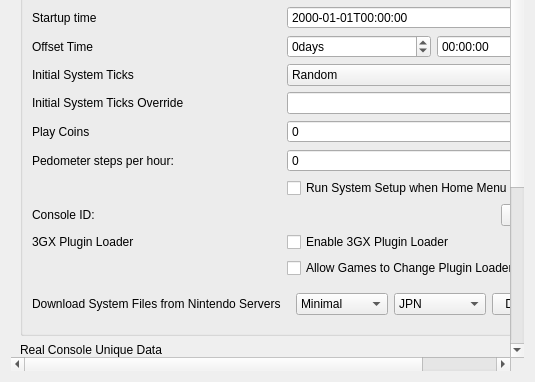
This is src/citra_qt/configuration/configure_system.ui in yeager/Borked3DS as Qt 5 draws it before an edit; both pictures show x 0 to 535 and y 237 to 619 of the 535 by 619 pixel window. The edited form follows.
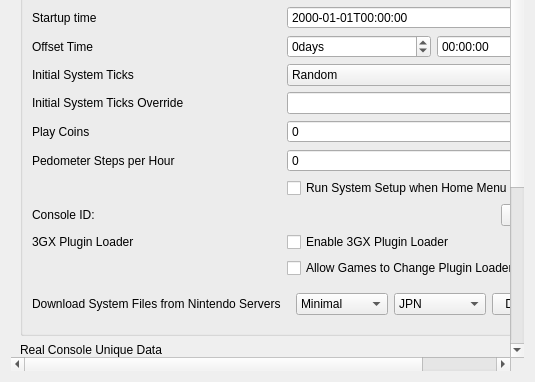
This is the edited form.

Commit message: Android: Implement Steps per Hour UI option

```diff
--- a/src/citra_qt/configuration/configure_system.ui
+++ b/src/citra_qt/configuration/configure_system.ui
@@ -395,7 +395,7 @@
             <item row="13" column="0">
               <widget class="QLabel" name="label_steps_per_hour">
                 <property name="text">
-                  <string>Pedometer steps per hour:</string>
+                  <string>Pedometer Steps per Hour</string>
                 </property>
               </widget>
             </item>
```
Left out of the diff: 3 changed lines with no effect on the pictures. The commit also changes 5 other files.
